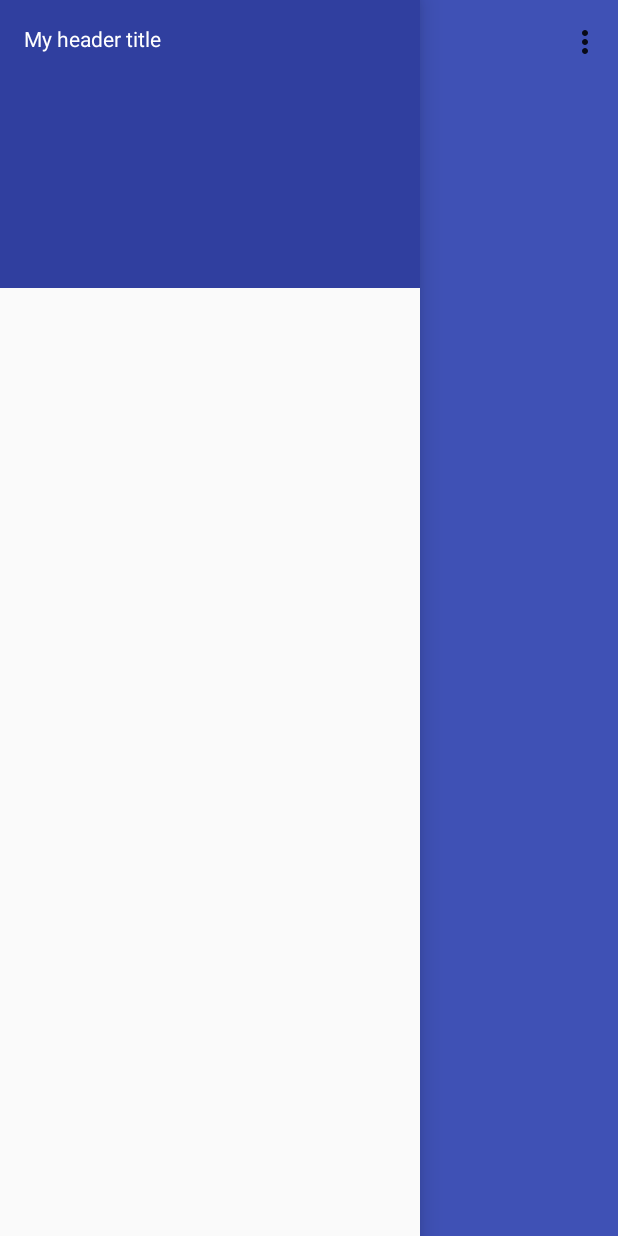
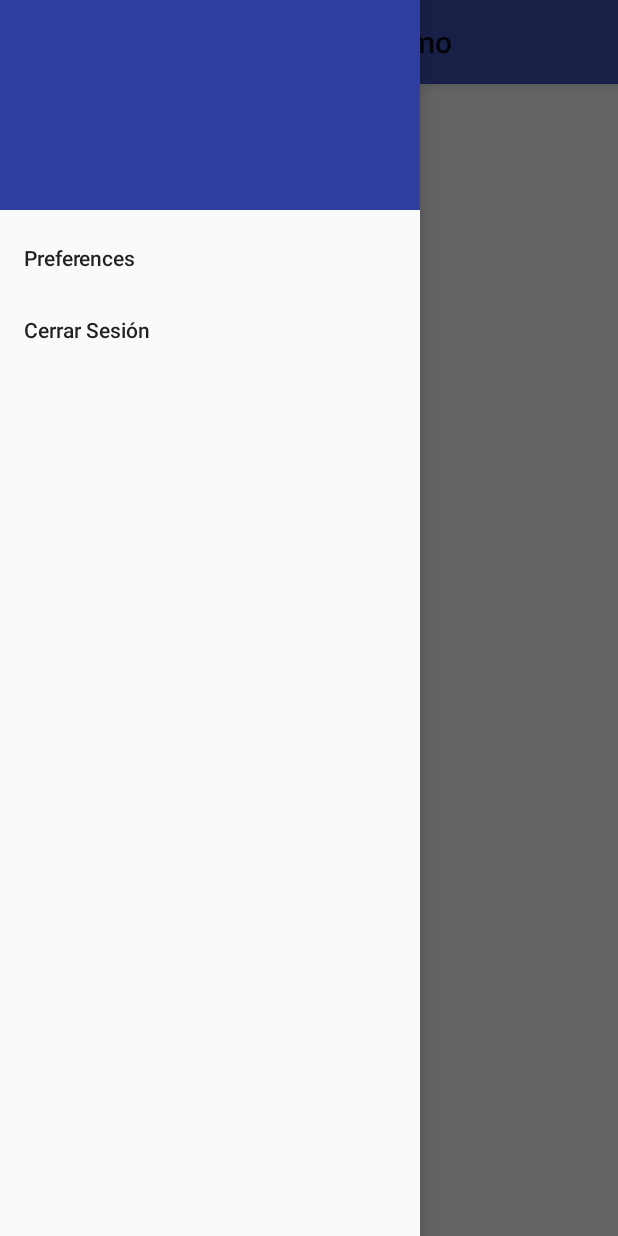
Before and after one commit to LuchoCubero/MeteleUnGolAlMachismo, an Android app: the MainActivity screen opened directly, with no data from a screen before it, with the side drawer open, on a phone screen of 412 x 824 dp. Run offline under Robolectric (Android 15) with nearby library versions, the phone set to English and light mode, and no system bars; libraries missing offline, so code that uses them is left out: com.twitter.sdk.

Commit message:
Added: Lateral navigation for next iteration and logout. Added the username to the lateral navigation

```diff
--- a/app/src/main/java/cr/ac/tec/meteleungolalmachismo/MainActivity.java
+++ b/app/src/main/java/cr/ac/tec/meteleungolalmachismo/MainActivity.java
@@ -1,15 +1,19 @@
 package cr.ac.tec.meteleungolalmachismo;
 
-import android.preference.PreferenceManager;
+import android.content.Intent;
 import android.support.design.widget.NavigationView;
+import android.support.v4.view.GravityCompat;
 import android.support.v4.widget.DrawerLayout;
+import android.support.v7.app.ActionBar;
 import android.support.v7.app.AppCompatActivity;
 import android.os.Bundle;
 import android.support.v7.widget.Toolbar;
-import android.view.Menu;
-import android.view.MenuInflater;
 import android.view.MenuItem;
+import android.view.View;
+import android.widget.TextView;
+import android.widget.Toast;
 
+import com.twitter.sdk.android.core.Twitter;
 
 public class MainActivity extends AppCompatActivity {
 
@@ -22,7 +26,12 @@ public class MainActivity extends AppCompatActivity {
 
         Toolbar myToolbar = (Toolbar) findViewById(R.id.toolbar);
         setSupportActionBar(myToolbar);
-        PreferenceManager.setDefaultValues(this, R.xml.preferences, false);
+        ActionBar actionBar = getSupportActionBar();
+        actionBar.setDisplayHomeAsUpEnabled(true);
+        actionBar.setHomeAsUpIndicator(R.drawable.ic_action_name);
+
+        Intent intent = getIntent();
+        String username = intent.getStringExtra("username");
 
         mDrawerLayout = findViewById(R.id.drawer_layout);
 
@@ -35,21 +44,41 @@ public class MainActivity extends AppCompatActivity {
                         menuItem.setChecked(true);
                         // close drawer when item is tapped
                         mDrawerLayout.closeDrawers();
+                        //Toast.makeText(getApplicationContext(), String.valueOf(menuItem.getItemId()), Toast.LENGTH_LONG).show();
 
+                        if(String.valueOf(menuItem.getItemId()).equals(String.valueOf(R.id.pref)))
+                        {
+                            Toast.makeText(getApplicationContext(), "OKOKOK", Toast.LENGTH_LONG).show();
+                        }
+                        else if(String.valueOf(menuItem.getItemId()).equals(String.valueOf(R.id.logout)))
+                        {
+                            FacebookManager fb = new  FacebookManager();
+                            fb.logout();
+                            TwitterManager tw = new TwitterManager();
+                            tw.logout();
+                            Intent login = new Intent(getApplicationContext(), LoginActivity.class);
+                            getApplicationContext().startActivity(login);
+                        }
                         // Add code here to update the UI based on the item selected
                         // For example, swap UI fragments here
-
                         return true;
                     }
                 });
+
+        View header = navigationView.getHeaderView(0);
+
+        TextView tvuser = (TextView)header.findViewById(R.id.headerTV);
+        tvuser.setText(username);
     }
 
-    //Menu
     @Override
-    public boolean onCreateOptionsMenu(Menu menu) {
-        MenuInflater inflater = getMenuInflater();
-        inflater.inflate(R.menu.main, menu); //your file name
-        return super.onCreateOptionsMenu(menu);
+    public boolean onOptionsItemSelected(MenuItem item) {
+        switch (item.getItemId()) {
+            case android.R.id.home:
+                mDrawerLayout.openDrawer(GravityCompat.START);
+                return true;
+        }
+        return super.onOptionsItemSelected(item);
     }
 
 }
--- a/app/src/main/res/layout/activity_main.xml
+++ b/app/src/main/res/layout/activity_main.xml
@@ -8,6 +8,12 @@
     android:fitsSystemWindows="true"
     android:id="@+id/drawer_layout">
 
+        <!-- Layout to contain contents of main body of screen (drawer will slide over this) -->
+    <FrameLayout
+        android:id="@+id/content_frame"
+        android:layout_width="match_parent"
+        android:layout_height="match_parent">
+
         <android.support.v7.widget.Toolbar
             android:id="@+id/toolbar"
             android:layout_width="match_parent"
@@ -16,13 +22,8 @@
             android:elevation="4dp"
             android:theme="@style/ThemeOverlay.AppCompat.ActionBar"
             app:popupTheme="@style/ThemeOverlay.AppCompat.Light" />
+    </FrameLayout>
 
-
-        <!-- Layout to contain contents of main body of screen (drawer will slide over this) -->
-        <FrameLayout
-            android:id="@+id/content_frame"
-            android:layout_width="match_parent"
-            android:layout_height="match_parent" />
 
         <!-- Container for contents of drawer - use NavigationView to make configuration easier -->
         <android.support.design.widget.NavigationView
@@ -31,7 +32,8 @@
             android:layout_height="match_parent"
             android:layout_gravity="start"
             android:fitsSystemWindows="true"
-            app:headerLayout="@layout/nav_header" />
+            app:headerLayout="@layout/nav_header"
+            app:menu="@menu/drawer_view"/>
 
 
 
--- a/app/src/main/res/layout/nav_header.xml
+++ b/app/src/main/res/layout/nav_header.xml
@@ -1,17 +1,31 @@
 <?xml version="1.0" encoding="utf-8"?>
-<android.support.constraint.ConstraintLayout
-    xmlns:android="http://schemas.android.com/apk/res/android"
+<android.support.constraint.ConstraintLayout xmlns:android="http://schemas.android.com/apk/res/android"
+    xmlns:app="http://schemas.android.com/apk/res-auto"
+    xmlns:tools="http://schemas.android.com/tools"
     android:layout_width="match_parent"
-    android:layout_height="192dp"
+    android:layout_height="140dp"
     android:background="?attr/colorPrimaryDark"
+    android:gravity="bottom"
+    android:orientation="vertical"
     android:padding="16dp"
-    android:theme="@style/ThemeOverlay.AppCompat.Dark"
-    android:orientation="vertical"
-    android:gravity="bottom">
+    android:theme="@style/ThemeOverlay.AppCompat.Dark">
 
     <TextView
-        android:layout_width="match_parent"
-        android:layout_height="wrap_content"
+        android:id="@+id/headerTV"
+        android:layout_width="245dp"
+        android:layout_height="45dp"
+        android:layout_marginBottom="8dp"
+        android:layout_marginEnd="16dp"
+        android:layout_marginLeft="16dp"
+        android:layout_marginRight="16dp"
+        android:layout_marginStart="16dp"
+        android:layout_marginTop="16dp"
         android:text="My header title"
-        android:textAppearance="@style/TextAppearance.AppCompat.Body1"/>
+        android:textAppearance="@style/TextAppearance.AppCompat.Body1"
+        android:textColor="@color/cardview_light_background"
+        app:layout_constraintBottom_toBottomOf="parent"
+        app:layout_constraintEnd_toEndOf="parent"
+        app:layout_constraintStart_toStartOf="parent"
+        app:layout_constraintTop_toTopOf="parent"
+        app:layout_constraintVertical_bias="1.0" />
 </android.support.constraint.ConstraintLayout>
--- a/app/src/main/res/menu/drawer_view.xml
+++ b/app/src/main/res/menu/drawer_view.xml
@@ -1,17 +1,12 @@
 <?xml version="1.0" encoding="utf-8"?>
 <menu xmlns:android="http://schemas.android.com/apk/res/android">
-    <group android:checkableBehavior="single">
+    <group android:checkableBehavior="single"
+        android:menuCategory="system">
         <item
-            android:id="@+id/nav_camera"
-            android:title="import" />
+            android:id="@+id/pref"
+            android:title="Preferences" />
         <item
-            android:id="@+id/nav_gallery"
-            android:title="gallery" />
-        <item
-            android:id="@+id/nav_slideshow"
-            android:title="slideshow" />
-        <item
-            android:id="@+id/nav_manage"
-            android:title="tools" />
+            android:id="@+id/logout"
+            android:title="Cerrar Sesión" />
     </group>
 </menu>
--- a/app/src/main/res/menu/main.xml
+++ b/app/src/main/res/menu/main.xml
@@ -2,9 +2,9 @@
 <menu xmlns:android="http://schemas.android.com/apk/res/android"
     xmlns:app="http://schemas.android.com/apk/res-auto">
 
+    <group android:checkableBehavior="single">
     <!-- Settings, should always be in the overflow -->
-    <item android:id="@+id/Preferences"
-        android:title="@string/action_settings"
-        android:actionLayout="@layout/activity_main"
-        app:showAsAction="never" />
+        <item android:id="@+id/Preferences"
+            android:title="@string/action_settings" />
+    </group>
 </menu>
```
Also changed, not shown: app/src/main/java/cr/ac/tec/meteleungolalmachismo/FacebookManager.java (+51 -13 lines), app/src/main/java/cr/ac/tec/meteleungolalmachismo/TwitterManager.java (+8 -1 lines), app/src/main/res/drawable-hdpi/ic_action_name.png (added), app/src/main/res/drawable-mdpi/ic_action_name.png (added), app/src/main/res/drawable-xhdpi/ic_action_name.png (added), app/src/main/res/drawable-xxhdpi/ic_action_name.png (added). Lines whose indentation alone changed are shown as unchanged.
